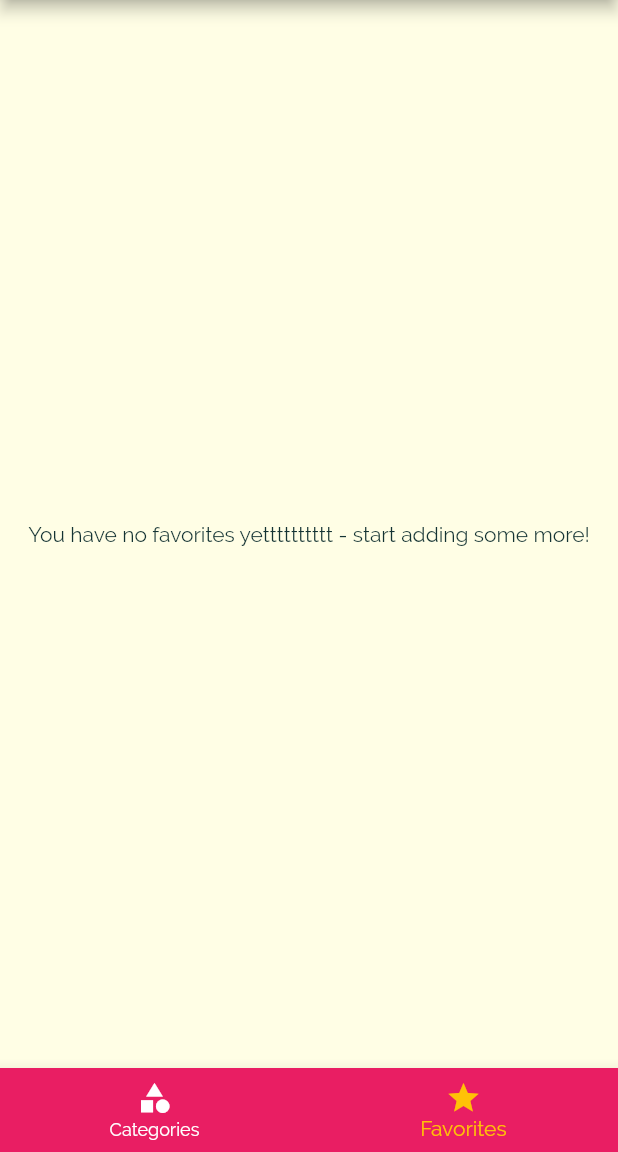
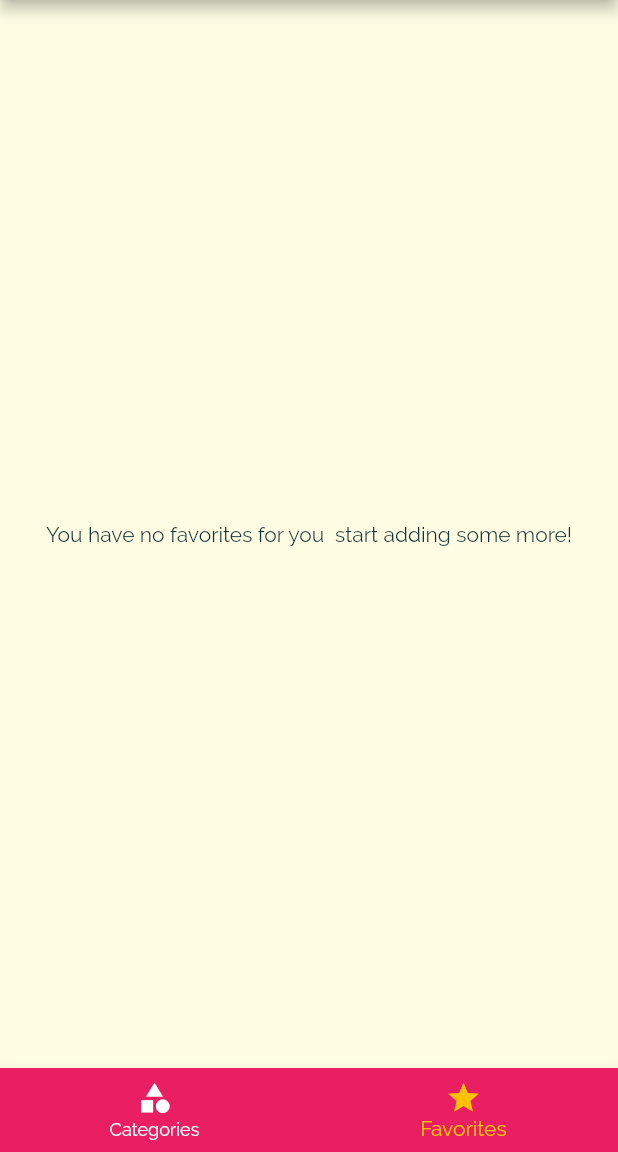
Before and after one commit to pruithvindra/recipe-app, a Flutter app: the screen it shows after launch, item 2 of the bottom bar chosen, on a phone screen of 412 x 824 dp, the part 84-1236 px from its top. Run offline on Flutter 3.47's test engine with Material 2 defaults, Android fonts, the phone set to English and light mode, and no system bars.

Commit message:
comitted a message

```diff
--- a/lib/screens/favorites_screen.dart
+++ b/lib/screens/favorites_screen.dart
@@ -12,8 +12,7 @@ class FavoritesScreen extends StatelessWidget {
   Widget build(BuildContext context) {
     if (favoriteMeals.isEmpty) {
       return Center(
-        child: Text(
-            'You have no favorites yetttttttttt - start adding some more!'),
+        child: Text('You have no favorites for you  start adding some more!'),
       );
     } else {
       return ListView.builder(
```
